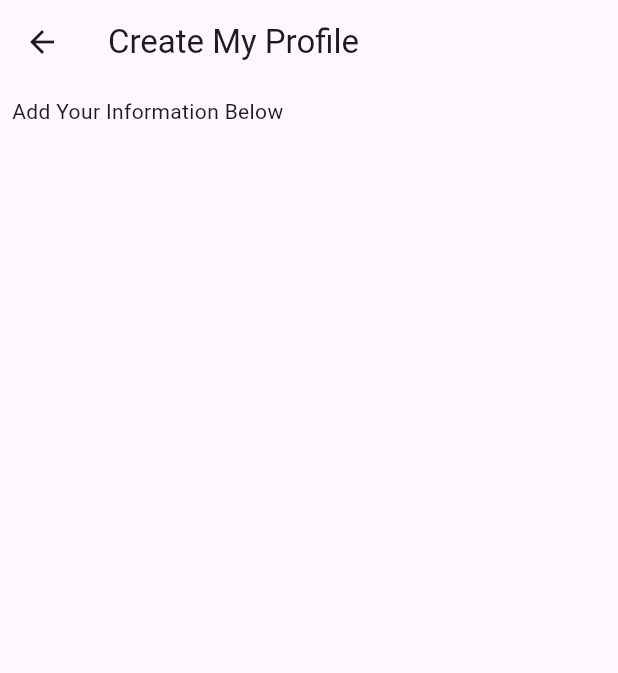
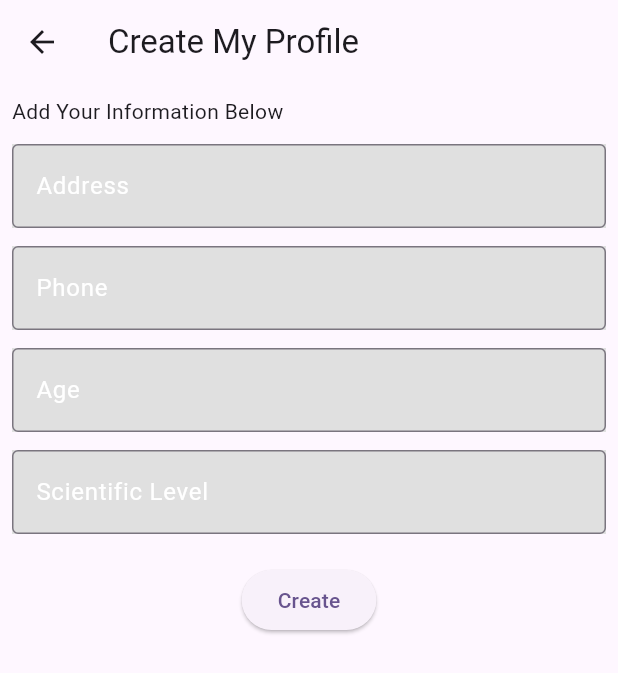
Before and after one commit to 7788996633/Grad, a Flutter app: the Home screen opened directly, after a tap on the "location history" icon, on a phone screen of 412 x 824 dp. Shown: the top 673 px of the screen. Run offline on Flutter 3.47's test engine with Material 3 defaults, Android fonts, the phone set to English and light mode, and no system bars; our stand-ins replace bloc, file_picker, flutter_bloc, shared_preferences; missing offline and left inert: syncfusion_flutter_pdfviewer; accounts and stored records are empty.

Commit message:
create and view user profile

```diff
--- a/lib/presentation/screens/add_user_profile_screen.dart
+++ /dev/null
@@ -1,31 +0,0 @@
-import 'package:flutter/material.dart';
-
-class AddUserProfileScreen extends StatefulWidget {
-  const AddUserProfileScreen({super.key});
-
-  @override
-  State<AddUserProfileScreen> createState() => _AddUserProfileScreenState();
-}
-
-class _AddUserProfileScreenState extends State<AddUserProfileScreen> {
-  @override
-  Widget build(BuildContext context) {
-    return Scaffold(
-      appBar: AppBar(
-        title: const Text(
-          "Create My Profile ",
-        ),
-      ),
-      body: Container(
-        padding: const EdgeInsets.all(8),
-        child: const Column(
-          children: [
-            Text(
-              "Add Your Information Below",
-            ),
-          ],
-        ),
-      ),
-    );
-  }
-}
--- /dev/null
+++ b/lib/presentation/screens/create_user_profile_screen.dart
@@ -0,0 +1,141 @@
+import 'package:flutter/material.dart';
+import 'package:flutter_bloc/flutter_bloc.dart';
+import 'package:graduation/blocs/profile_bloc/user_profile_bloc.dart';
+import 'package:graduation/presentation/screens/user_profile_screen.dart';
+
+import '../widgets/custom_text_field.dart';
+
+class CreateUserProfileScreen extends StatefulWidget {
+  const CreateUserProfileScreen({super.key});
+
+  @override
+  State<CreateUserProfileScreen> createState() => _AddUserProfileScreenState();
+}
+
+class _AddUserProfileScreenState extends State<CreateUserProfileScreen> {
+  final GlobalKey<FormState> myKey = GlobalKey<FormState>();
+
+  final TextEditingController ageController = TextEditingController();
+  final TextEditingController addressController = TextEditingController();
+  final TextEditingController phoneController = TextEditingController();
+  final TextEditingController scientificLevelController =
+      TextEditingController();
+
+  @override
+  void dispose() {
+    ageController.dispose();
+    addressController.dispose();
+    phoneController.dispose();
+    scientificLevelController.dispose();
+    super.dispose();
+  }
+
+  String? validateTextField(String? value) {
+    if (value == null || value.trim().isEmpty) {
+      return 'This field is required';
+    }
+    return null;
+  }
+
+  @override
+  Widget build(BuildContext context) {
+    return Scaffold(
+      appBar: AppBar(
+        title: const Text("Create My Profile"),
+      ),
+      body: Padding(
+        padding: const EdgeInsets.all(8),
+        child: Form(
+          key: myKey,
+          child: Column(
+            crossAxisAlignment: CrossAxisAlignment.start,
+            children: [
+              const Text("Add Your Information Below"),
+              const SizedBox(height: 12),
+              CustomTextFeild(
+                text: "Address",
+                controller: addressController,
+                validator: validateTextField,
+                color: Colors.grey.shade300,
+              ),
+              const SizedBox(height: 12),
+              CustomTextFeild(
+                text: "Phone",
+                controller: phoneController,
+                validator: validateTextField,
+                color: Colors.grey.shade300,
+              ),
+              const SizedBox(height: 12),
+              CustomTextFeild(
+                text: "Age",
+                controller: ageController,
+                validator: validateTextField,
+                color: Colors.grey.shade300,
+              ),
+              const SizedBox(height: 12),
+              CustomTextFeild(
+                text: "Scientific Level",
+                controller: scientificLevelController,
+                validator: validateTextField,
+                color: Colors.grey.shade300,
+              ),
+              const SizedBox(height: 20),
+              Center(
+                child: BlocConsumer<UserProfileBloc, UserProfileState>(
+                  listener: (context, state) {
+                    if (state is UserProfileSuccess) {
+                      ScaffoldMessenger.of(context).showSnackBar(
+                        SnackBar(
+                          content: Text(
+                            state.successmsg,
+                            style: const TextStyle(fontSize: 16),
+                          ),
+                          backgroundColor: Colors.green,
+                        ),
+                      );
+                      Navigator.of(context).push(
+                        MaterialPageRoute(
+                          builder: (context) => BlocProvider(
+                            create: (context) => UserProfileBloc(),
+                            child: const UserProfileScreen(),
+                          ),
+                        ),
+                      );
+                    } else if (state is UserProfileFail) {
+                      ScaffoldMessenger.of(context).showSnackBar(
+                        SnackBar(
+                          content: Text(
+                            state.errmsg,
+                            style: const TextStyle(fontSize: 16),
+                          ),
+                          backgroundColor: Colors.red,
+                        ),
+                      );
+                    }
+                  },
+                  builder: (context, state) {
+                    return ElevatedButton(
+                      onPressed: () {
+                        if (myKey.currentState!.validate()) {
+                          BlocProvider.of<UserProfileBloc>(context).add(
+                            CreateUserProfileEvent(
+                              phone: phoneController.text,
+                              address: addressController.text,
+                              age: ageController.text,
+                              scientificLevel: scientificLevelController.text,
+                            ),
+                          );
+                        }
+                      },
+                      child: const Text("Create"),
+                    );
+                  },
+                ),
+              ),
+            ],
+          ),
+        ),
+      ),
+    );
+  }
+}
--- a/lib/presentation/screens/home.dart
+++ b/lib/presentation/screens/home.dart
@@ -1,5 +1,7 @@
 import 'package:flutter/material.dart';
-import 'package:graduation/presentation/screens/add_user_profile_screen.dart';
+import 'package:flutter_bloc/flutter_bloc.dart';
+import 'package:graduation/blocs/profile_bloc/user_profile_bloc.dart';
+import 'package:graduation/presentation/screens/create_user_profile_screen.dart';
 import 'package:graduation/presentation/screens/modify_users_permissions_screen.dart';
 import 'package:graduation/presentation/screens/notifications_screen.dart';
 
@@ -41,7 +43,10 @@ class Home extends StatelessWidget {
             onPressed: () {
               Navigator.of(context).push(
                 MaterialPageRoute(
-                  builder: (context) => const AddUserProfileScreen(),
+                  builder: (context) => BlocProvider(
+                    create: (context) => UserProfileBloc(),
+                    child: const CreateUserProfileScreen(),
+                  ),
                 ),
               );
             },
--- a/pubspec.yaml
+++ b/pubspec.yaml
@@ -43,6 +43,7 @@ dependencies:
   syncfusion_flutter_pdfviewer: ^29.1.38
   file_picker: ^10.1.2
   path: ^1.9.0
+  lottie: ^3.2.0
 
 dev_dependencies:
   flutter_test:
```
Also changed, not shown: lib/presentation/screens/user_profile_screen.dart (added, +90 -0 lines), lib/presentation/widgets/custom_list_tile.dart (added, +16 -0 lines), lib/blocs/profile_bloc/user_profile_bloc.dart (renamed from lib/blocs/profile/user_profile_bloc.dart), lib/blocs/profile_bloc/user_profile_event.dart (renamed from lib/blocs/profile/user_profile_event.dart), lib/blocs/profile_bloc/user_profile_state.dart (renamed from lib/blocs/profile/user_profile_state.dart), pubspec.lock.
